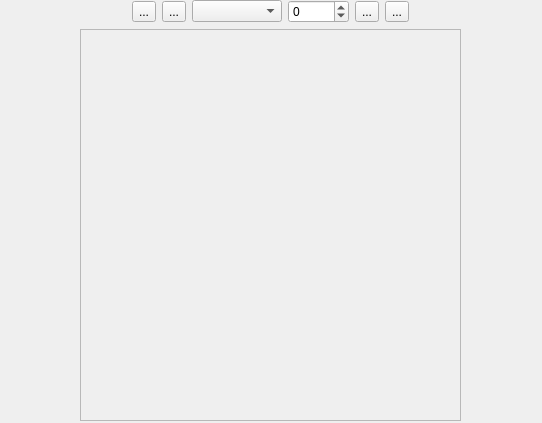
Old version of the form kstars/widgets/genericcalendarwidget.ui in the repository KDE/kstars.
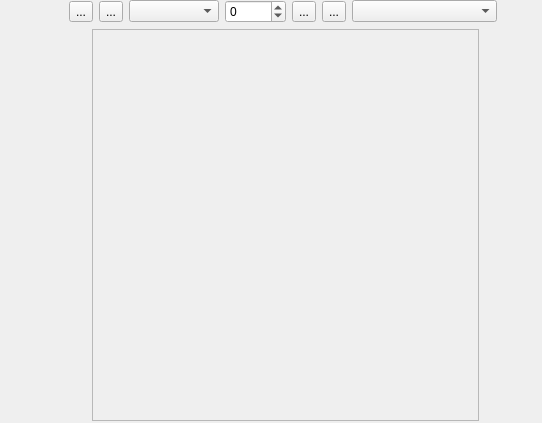
New version of the form. Custom widgets are drawn as their Qt base class.

Commit message: Added option for choosing hemisphere into Moon Phase Calender

```diff
--- a/kstars/widgets/genericcalendarwidget.ui
+++ b/kstars/widgets/genericcalendarwidget.ui
@@ -15,7 +15,7 @@
     <rect>
      <x>0</x>
      <y>0</y>
-     <width>541</width>
+     <width>565</width>
      <height>421</height>
     </rect>
    </property>
@@ -68,39 +68,7 @@
       </property>
      </spacer>
     </item>
-    <item row="0" column="0">
-     <spacer name="horizontalSpacer_3">
-      <property name="orientation">
-       <enum>Qt::Horizontal</enum>
-      </property>
-      <property name="sizeType">
-       <enum>QSizePolicy::Minimum</enum>
-      </property>
-      <property name="sizeHint" stdset="0">
-       <size>
-        <width>40</width>
-        <height>20</height>
-       </size>
-      </property>
-     </spacer>
-    </item>
-    <item row="0" column="3">
-     <spacer name="horizontalSpacer_4">
-      <property name="orientation">
-       <enum>Qt::Horizontal</enum>
-      </property>
-      <property name="sizeType">
-       <enum>QSizePolicy::Minimum</enum>
-      </property>
-      <property name="sizeHint" stdset="0">
-       <size>
-        <width>40</width>
-        <height>20</height>
-       </size>
-      </property>
-     </spacer>
-    </item>
-    <item row="0" column="2">
+    <item row="0" column="0" colspan="4">
      <layout class="QHBoxLayout" name="horizontalLayout_3">
       <item>
        <spacer name="horizontalSpacer_5">
@@ -178,6 +146,22 @@
         </property>
        </widget>
       </item>
+      <item>
+       <widget class="QComboBox" name="selectHemisphere">
+        <property name="minimumSize">
+         <size>
+          <width>145</width>
+          <height>0</height>
+         </size>
+        </property>
+        <property name="maximumSize">
+         <size>
+          <width>145</width>
+          <height>16777215</height>
+         </size>
+        </property>
+       </widget>
+      </item>
       <item>
        <spacer name="horizontalSpacer_6">
         <property name="orientation">
```
The commit also changes 4 other files.
